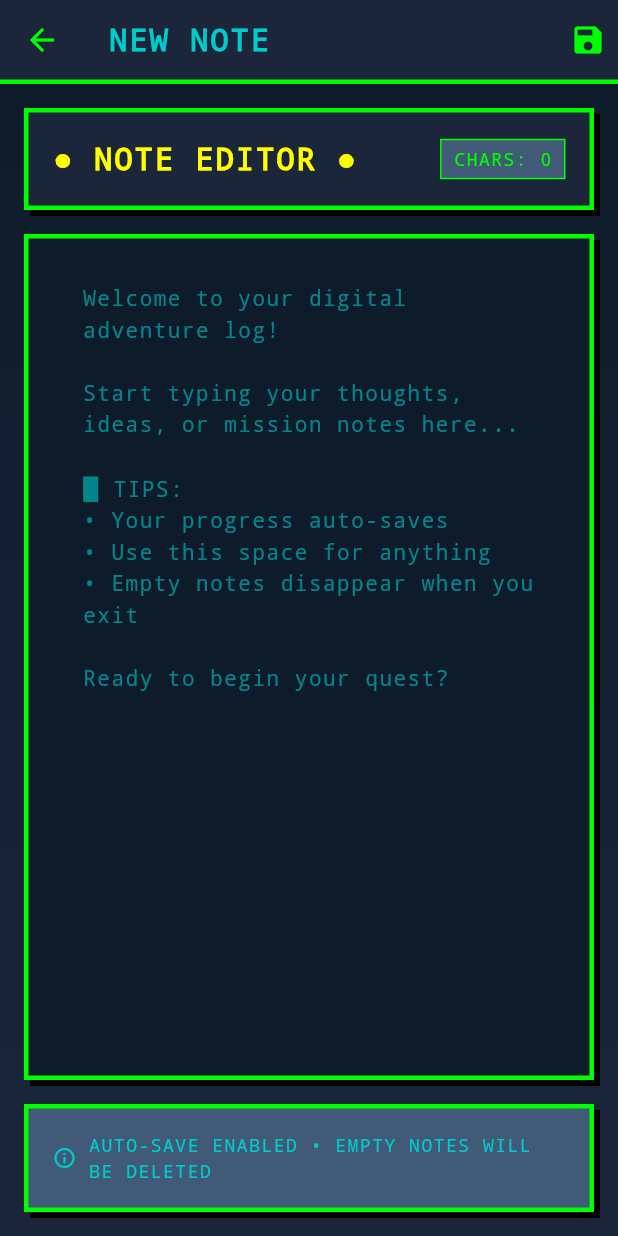
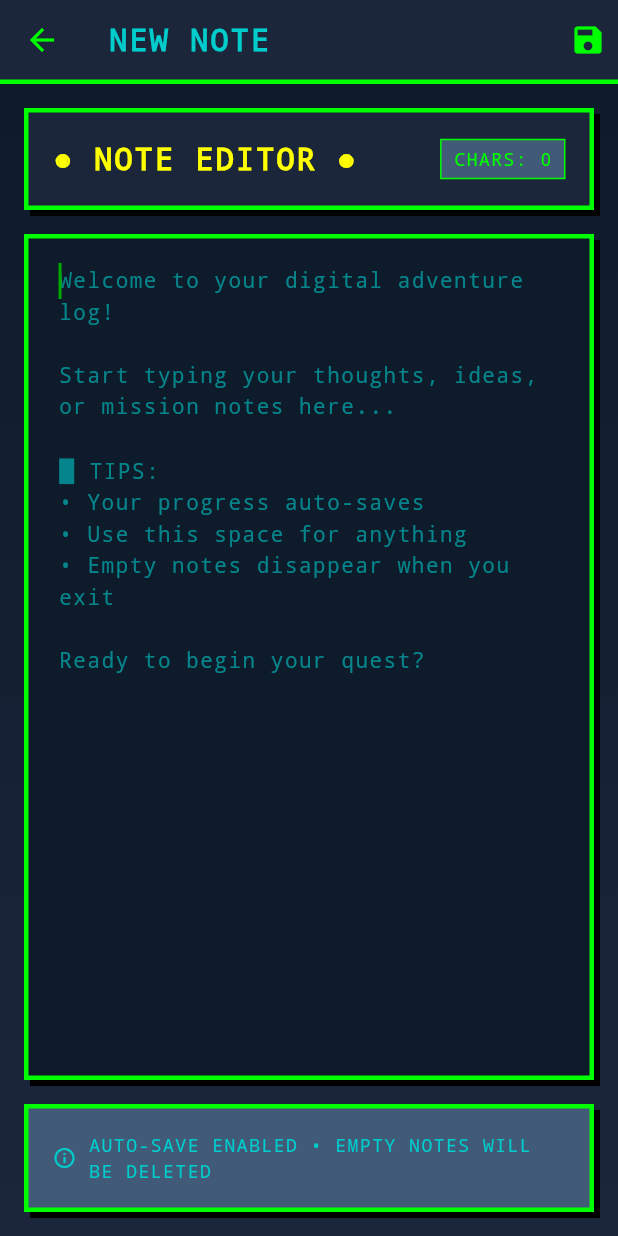
Before and after one commit to thinhdabezt/NotiForYou, a Flutter app: the CreateUpdateNoteView screen opened by its route, on a phone screen of 412 x 824 dp. Run offline on Flutter 3.47's test engine with Material 3 defaults, Android fonts, the light colour scheme and no system bars; our stand-ins replace firebase_auth, firebase_core, sqflite; accounts and stored records are empty.

Commit message:
Enhance CreateUpdateNoteView with focus management and character count updates. Refactor note creation logic and improve text field handling for better user experience.

```diff
--- a/lib/view/notes/create_update_note_view.dart
+++ b/lib/view/notes/create_update_note_view.dart
@@ -16,14 +16,26 @@ class _CreateUpdateNoteViewState extends State<CreateUpdateNoteView> {
   DatabaseNote? _note;
   late final NotesService _notesService;
   late final TextEditingController _textController;
+  late final FocusNode _focusNode;
   String _characterCount = "0";
+  Future<DatabaseNote>? _noteCreationFuture;
+  bool _listenerSetup = false;
 
   @override
   void initState() {
     _notesService = NotesService();
     _textController = TextEditingController();
+    _focusNode = FocusNode();
     _textController.addListener(_updateCharacterCount);
     super.initState();
+  }
+
+  @override
+  void didChangeDependencies() {
+    super.didChangeDependencies();
+    if (_noteCreationFuture == null) {
+      _noteCreationFuture = createOrGetExistingNote(context);
+    }
   }
 
   @override
@@ -31,13 +43,17 @@ class _CreateUpdateNoteViewState extends State<CreateUpdateNoteView> {
     _deleteNoteIfTextIsEmpty();
     _saveNoteIfTextNotEmpty();
     _textController.dispose();
+    _focusNode.dispose();
     super.dispose();
   }
 
   void _updateCharacterCount() {
-    setState(() {
-      _characterCount = _textController.text.length.toString();
-    });
+    final newCount = _textController.text.length.toString();
+    if (_characterCount != newCount) {
+      setState(() {
+        _characterCount = newCount;
+      });
+    }
   }
 
   void _textControllerListener() async {
@@ -60,6 +76,7 @@ class _CreateUpdateNoteViewState extends State<CreateUpdateNoteView> {
     if (widgetNote != null) {
       _note = widgetNote;
       _textController.text = widgetNote.text;
+      _updateCharacterCount(); // Update character count after setting text
     }
 
     final existingNote = _note;
@@ -125,11 +142,20 @@ class _CreateUpdateNoteViewState extends State<CreateUpdateNoteView> {
           ),
         ),
         child: FutureBuilder(
-          future: createOrGetExistingNote(context),
+          future: _noteCreationFuture,
           builder: (context, snapshot) {
             switch (snapshot.connectionState) {
               case ConnectionState.done:
-                _setupTextControllerListener();
+                if (!_listenerSetup) {
+                  _setupTextControllerListener();
+                  _listenerSetup = true;
+                  // Ensure focus is requested after the widget is built
+                  WidgetsBinding.instance.addPostFrameCallback((_) {
+                    if (_focusNode.canRequestFocus) {
+                      _focusNode.requestFocus();
+                    }
+                  });
+                }
                 return _buildNoteEditor();
               default:
                 return _buildLoadingState();
@@ -186,18 +212,22 @@ class _CreateUpdateNoteViewState extends State<CreateUpdateNoteView> {
               backgroundColor: EightBitTheme.inputBackground,
               child: TextField(
                 controller: _textController,
+                focusNode: _focusNode,
                 keyboardType: TextInputType.multiline,
                 maxLines: null,
                 expands: true,
+                autofocus: true,
+                textInputAction: TextInputAction.newline,
                 style: EightBitTheme.bodyStyle,
                 decoration: InputDecoration(
                   hintText: _getHintText(),
                   hintStyle: EightBitTheme.hintStyle.copyWith(
-                    color: EightBitTheme.secondaryText.withOpacity(0.6),
+                    color: EightBitTheme.secondaryText.withValues(alpha: 0.6),
                   ),
                   border: InputBorder.none,
                   enabledBorder: InputBorder.none,
                   focusedBorder: InputBorder.none,
+                  contentPadding: EdgeInsets.zero,
                 ),
               ),
             ),
```
